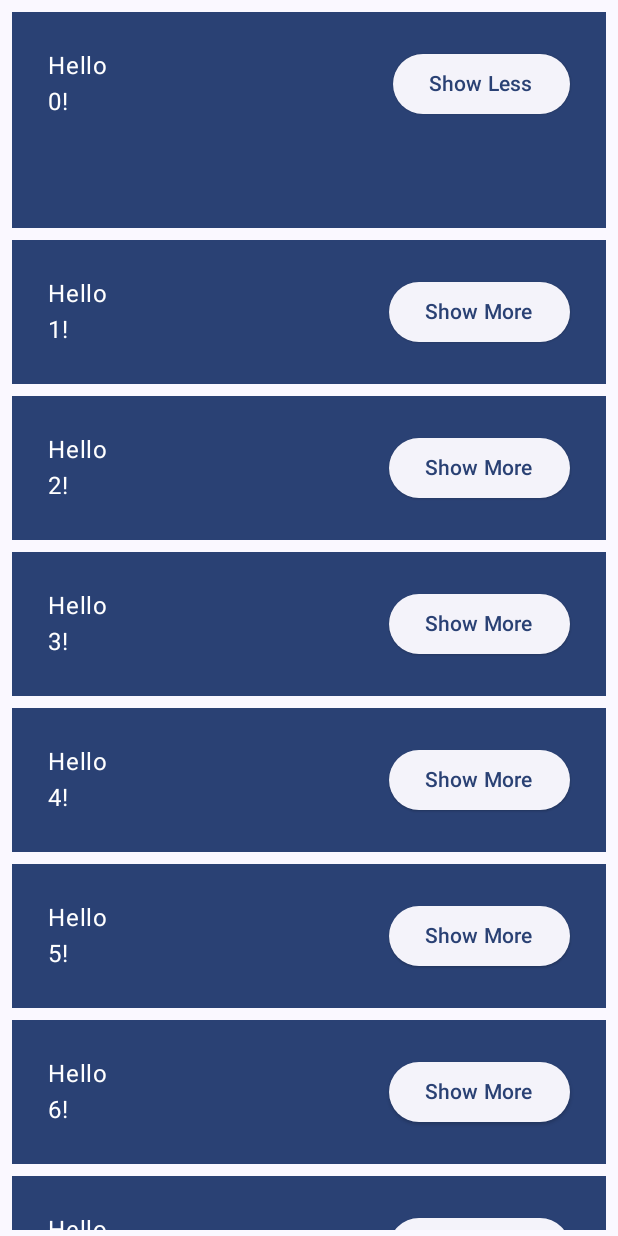
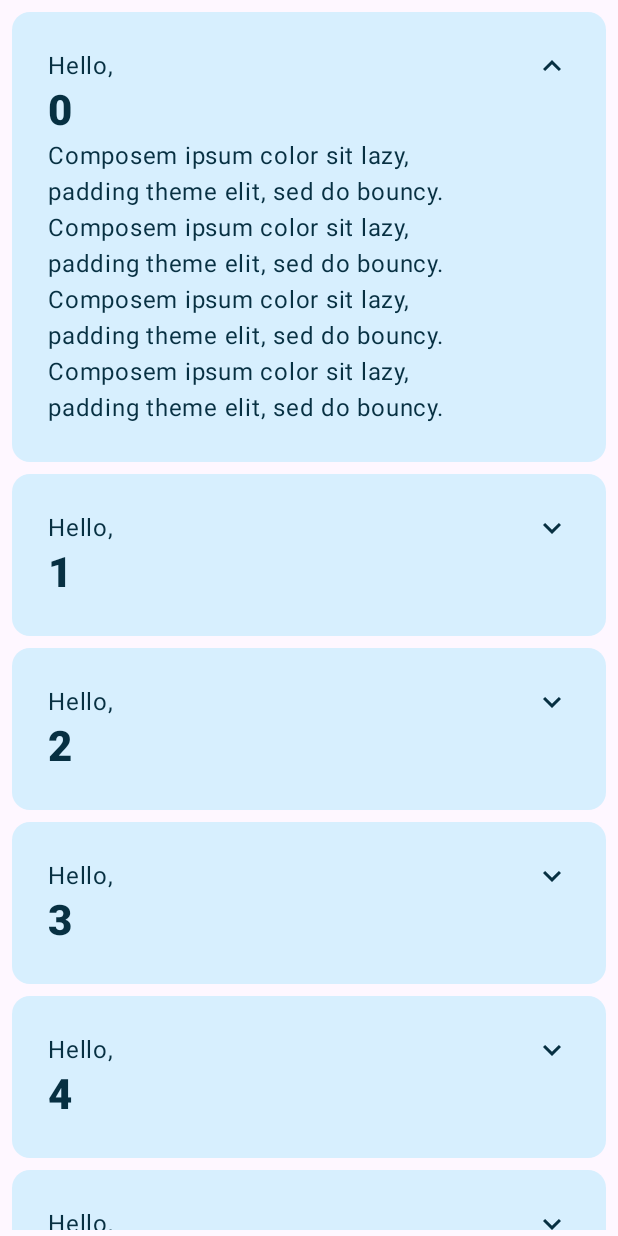
Before and after one commit to shakivhussain/BasicsCodelab, an Android app built with Jetpack Compose: the screen it shows after launch (MainActivity), after a tap on "Show More", on a phone screen of 412 x 824 dp. Run offline under Robolectric (Android 15) with nearby library versions, the phone set to English and light mode, and no system bars; 1 other tap on this screen came first.

Commit message:
✅ Finishing Touches

```diff
--- a/app/src/main/java/com/shakiv/husain/basicscodelab/MainActivity.kt
+++ b/app/src/main/java/com/shakiv/husain/basicscodelab/MainActivity.kt
@@ -1,8 +1,10 @@
 package com.shakiv.husain.basicscodelab
 
+import android.content.res.Configuration.UI_MODE_NIGHT_NO
 import android.os.Bundle
 import androidx.activity.ComponentActivity
 import androidx.activity.compose.setContent
+import androidx.compose.animation.animateContentSize
 import androidx.compose.animation.core.Spring
 import androidx.compose.animation.core.animateDpAsState
 import androidx.compose.animation.core.spring
@@ -13,8 +15,19 @@ import androidx.compose.foundation.layout.fillMaxSize
 import androidx.compose.foundation.layout.padding
 import androidx.compose.foundation.lazy.LazyColumn
 import androidx.compose.foundation.lazy.items
+import androidx.compose.material.icons.Icons
+import androidx.compose.material.icons.filled.ArrowDropDown
+import androidx.compose.material.icons.filled.Build
+import androidx.compose.material.icons.filled.ExitToApp
+import androidx.compose.material.icons.filled.KeyboardArrowDown
+import androidx.compose.material.icons.filled.KeyboardArrowUp
+import androidx.compose.material.icons.filled.Share
 import androidx.compose.material3.Button
+import androidx.compose.material3.Card
+import androidx.compose.material3.CardDefaults
 import androidx.compose.material3.ElevatedButton
+import androidx.compose.material3.Icon
+import androidx.compose.material3.IconButton
 import androidx.compose.material3.MaterialTheme
 import androidx.compose.material3.Surface
 import androidx.compose.material3.Text
@@ -26,6 +39,8 @@ import androidx.compose.runtime.saveable.rememberSaveable
 import androidx.compose.runtime.setValue
 import androidx.compose.ui.Alignment
 import androidx.compose.ui.Modifier
+import androidx.compose.ui.res.stringResource
+import androidx.compose.ui.text.font.FontWeight
 import androidx.compose.ui.tooling.preview.Preview
 import androidx.compose.ui.unit.coerceAtLeast
 import androidx.compose.ui.unit.dp
@@ -45,7 +60,7 @@ class MainActivity : ComponentActivity() {
 
 @Composable
 fun MyApp(modifier: Modifier = Modifier) {
-    var shouldShowOnBoarding by rememberSaveable { mutableStateOf(true) }
+    var shouldShowOnBoarding by rememberSaveable { mutableStateOf(false) }
 
     Surface(modifier) {
         if (shouldShowOnBoarding) {
@@ -57,13 +72,24 @@ fun MyApp(modifier: Modifier = Modifier) {
 }
 
 
-@Preview(showBackground = true, widthDp = 320)
 @Composable
-fun MyAppReview() {
-    BasicsCodelabTheme {
-        MyApp(Modifier.fillMaxSize())
+fun OnBoardingScreen(modifier: Modifier = Modifier, onContinueClicked: () -> Unit) {
+    Column(
+        modifier = modifier.fillMaxSize(),
+        verticalArrangement = Arrangement.Center,
+        horizontalAlignment = Alignment.CenterHorizontally
+    ) {
+        Text(text = "Welcome to the Basics Codelab!")
+        Button(
+            modifier = Modifier.padding(vertical = 24.dp),
+            onClick = { onContinueClicked() }
+        ) {
+            Text(text = "Continue")
+        }
     }
+
 }
+
 
 @Composable
 fun Greetings(
@@ -89,10 +115,66 @@ fun Greetings(
 }
 
 @Composable
-fun Greeting(name: String, modifier: Modifier = Modifier) {
+private fun Greeting(name: String) {
+    Card(
+        colors = CardDefaults.cardColors(
+            containerColor = MaterialTheme.colorScheme.primary
+        ),
+        modifier = Modifier.padding(vertical = 4.dp, horizontal = 8.dp)
+    ) {
+        CardContent(name)
+    }
+}
 
+@Composable
+private fun CardContent(name: String) {
+    var expanded by remember { mutableStateOf(false) }
+
+    Row(
+        modifier = Modifier
+            .padding(12.dp)
+            .animateContentSize(
+                animationSpec = spring(
+                    dampingRatio = Spring.DampingRatioMediumBouncy,
+                    stiffness = Spring.StiffnessLow
+                )
+            )
+    ) {
+        Column(
+            modifier = Modifier
+                .weight(1f)
+                .padding(12.dp)
+        ) {
+            Text(text = "Hello, ")
+            Text(
+                text = name, style = MaterialTheme.typography.headlineMedium.copy(
+                    fontWeight = FontWeight.ExtraBold
+                )
+            )
+            if (expanded) {
+                Text(
+                    text = ("Composem ipsum color sit lazy, " +
+                            "padding theme elit, sed do bouncy. ").repeat(4),
+                )
+            }
+        }
+        IconButton(onClick = { expanded = !expanded }) {
+            Icon(
+                imageVector = if (expanded) Icons.Filled.KeyboardArrowUp else Icons.Filled.KeyboardArrowDown,
+                contentDescription = if (expanded) {
+                    stringResource(R.string.show_less)
+                } else {
+                    stringResource(R.string.show_more)
+                }
+            )
+        }
+    }
+}
+
+@Composable
+fun CardContent(name: String, modifier: Modifier = Modifier) {
     val expanded = remember { mutableStateOf(false) }
-    val extraPadding by animateDpAsState (
+    val extraPadding by animateDpAsState(
         if (expanded.value) 48.dp else 0.dp,
         animationSpec = spring(
             dampingRatio = Spring.DampingRatioMediumBouncy,
@@ -115,7 +197,11 @@ fun Greeting(name: String, modifier: Modifier = Modifier) {
                     .padding(bottom = extraPadding.coerceAtLeast(0.dp))
             ) {
                 Text(text = "Hello")
-                Text(text = "$name!")
+                Text(
+                    text = "$name", style = MaterialTheme.typography.headlineMedium.copy(
+                        fontWeight = FontWeight.ExtraBold
+                    )
+                )
             }
 
             ElevatedButton(
@@ -128,26 +214,22 @@ fun Greeting(name: String, modifier: Modifier = Modifier) {
             }
         }
     }
+
 }
 
 
+@Preview(
+    showBackground = true,
+    widthDp = 320,
+    uiMode = UI_MODE_NIGHT_NO,
+    name = "Dark"
+)
+@Preview(showBackground = true, widthDp = 320)
 @Composable
-fun OnBoardingScreen(modifier: Modifier = Modifier, onContinueClicked: () -> Unit) {
-    Column(
-        modifier = modifier.fillMaxSize(),
-        verticalArrangement = Arrangement.Center,
-        horizontalAlignment = Alignment.CenterHorizontally
-    ) {
-
-        Text(text = "Welcome to the Basics Codelab!")
-        Button(
-            modifier = Modifier.padding(vertical = 24.dp),
-            onClick = { onContinueClicked() }
-        ) {
-            Text(text = "Continue")
-        }
+fun MyAppReview() {
+    BasicsCodelabTheme {
+        MyApp(Modifier.fillMaxSize())
     }
-
 }
 
 
--- a/app/src/main/java/com/shakiv/husain/basicscodelab/ui/theme/Color.kt
+++ b/app/src/main/java/com/shakiv/husain/basicscodelab/ui/theme/Color.kt
@@ -9,3 +9,10 @@ val Pink80 = Color(0xFFEFB8C8)
 val Purple40 = Color(0xFF6650a4)
 val PurpleGrey40 = Color(0xFF625b71)
 val Pink40 = Color(0xFF7D5260)
+
+
+
+val Navy = Color(0xFF073042)
+val Blue = Color(0xFF4285F4)
+val LightBlue = Color(0xFFD7EFFE)
+val Chartreuse = Color(0xFFEFF7CF)
--- a/app/src/main/java/com/shakiv/husain/basicscodelab/ui/theme/Theme.kt
+++ b/app/src/main/java/com/shakiv/husain/basicscodelab/ui/theme/Theme.kt
@@ -10,45 +10,33 @@ import androidx.compose.material3.dynamicLightColorScheme
 import androidx.compose.material3.lightColorScheme
 import androidx.compose.runtime.Composable
 import androidx.compose.runtime.SideEffect
+import androidx.compose.ui.graphics.Color
 import androidx.compose.ui.graphics.toArgb
 import androidx.compose.ui.platform.LocalContext
 import androidx.compose.ui.platform.LocalView
 import androidx.core.view.WindowCompat
 
 private val DarkColorScheme = darkColorScheme(
-    primary = Purple80,
-    secondary = PurpleGrey80,
-    tertiary = Pink80
+    surface = Blue,
+    onSurface = Navy,
+    primary = Navy,
+    onPrimary = Chartreuse
 )
 
 private val LightColorScheme = lightColorScheme(
-    primary = Purple40,
-    secondary = PurpleGrey40,
-    tertiary = Pink40
-
-    /* Other default colors to override
-    background = Color(0xFFFFFBFE),
-    surface = Color(0xFFFFFBFE),
-    onPrimary = Color.White,
-    onSecondary = Color.White,
-    onTertiary = Color.White,
-    onBackground = Color(0xFF1C1B1F),
-    onSurface = Color(0xFF1C1B1F),
-    */
+    surface = Blue,
+    onSurface = Color.White,
+    primary = LightBlue,
+    onPrimary = Navy
 )
 
 @Composable
 fun BasicsCodelabTheme(
     darkTheme: Boolean = isSystemInDarkTheme(),
     // Dynamic color is available on Android 12+
-    dynamicColor: Boolean = true,
     content: @Composable () -> Unit
 ) {
     val colorScheme = when {
-      dynamicColor && Build.VERSION.SDK_INT >= Build.VERSION_CODES.S -> {
-        val context = LocalContext.current
-        if (darkTheme) dynamicDarkColorScheme(context) else dynamicLightColorScheme(context)
-      }
       darkTheme -> DarkColorScheme
       else -> LightColorScheme
     }
--- a/app/src/main/res/values/strings.xml
+++ b/app/src/main/res/values/strings.xml
@@ -1,3 +1,5 @@
 <resources>
     <string name="app_name">BasicsCodelab</string>
+    <string name="show_less">Show Less</string>
+    <string name="show_more">Show More</string>
 </resources>
```
